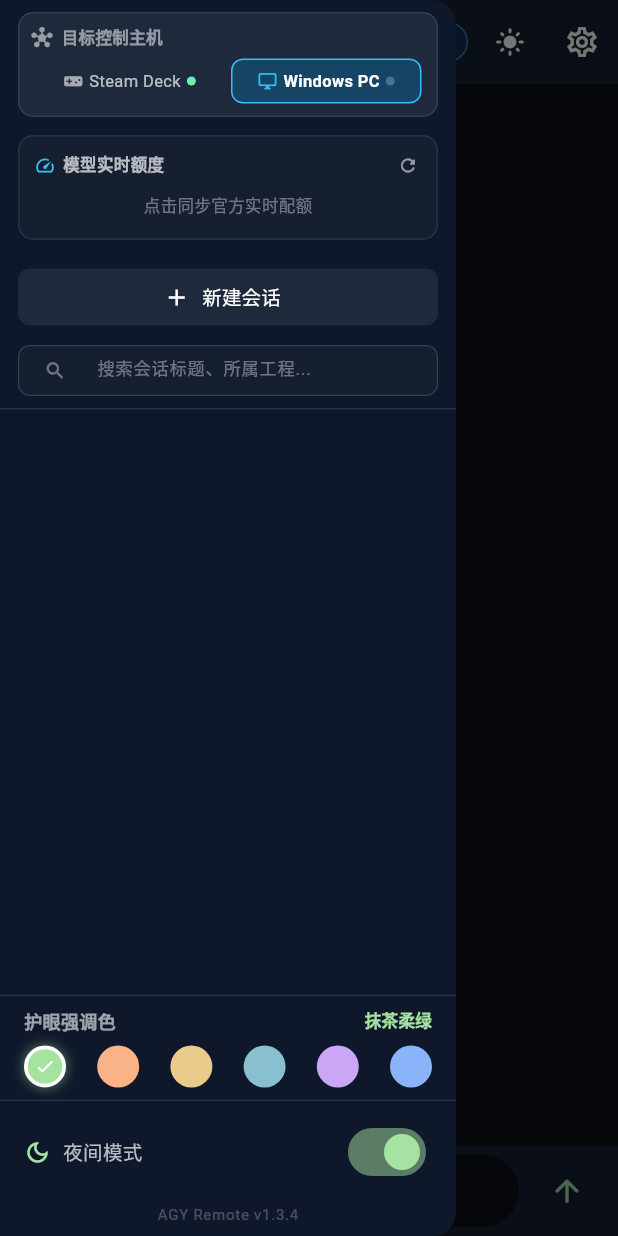
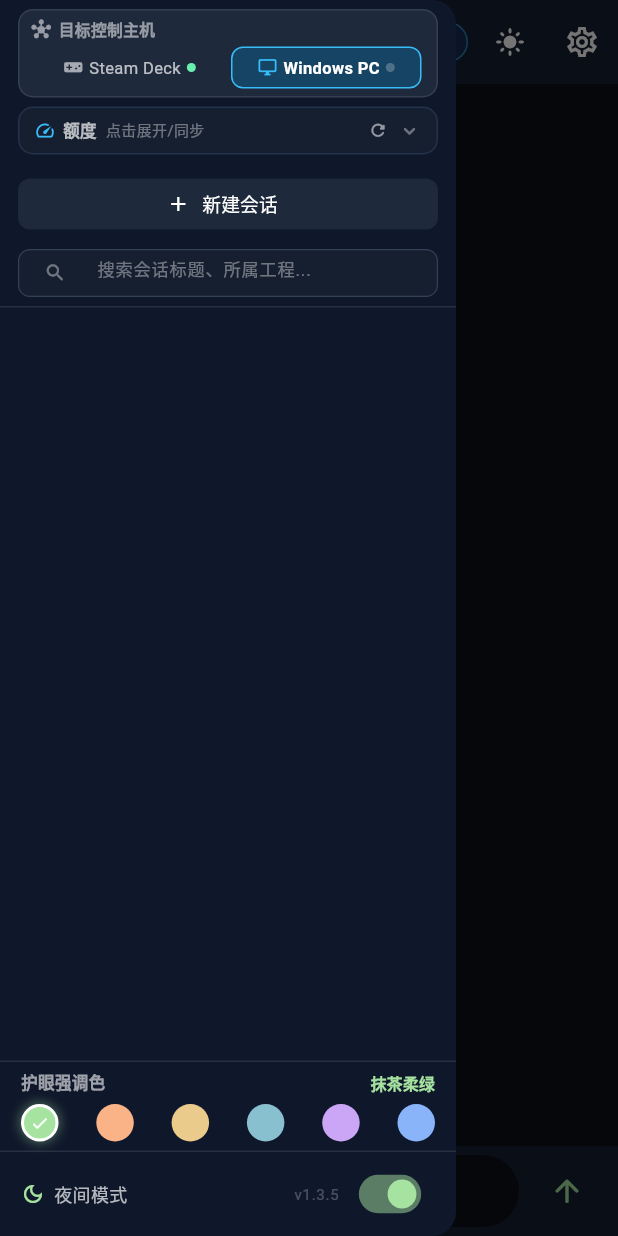
Before and after one commit to TetraAcc/agy-mobile, a Flutter app: the screen it shows after launch, with the side drawer open, on a phone screen of 412 x 824 dp. Run offline on Flutter 3.47's test engine with Material 3 defaults, Android fonts, the phone set to English and light mode, and no system bars; our stand-ins replace flutter_highlight, flutter_markdown, shared_preferences; missing offline and left inert: dart:js, markdown; network calls fail.

Commit message:
fix(ui): collapse quota card in drawer to free up session list on mobile (v1.3.5)

```diff
--- a/lib/widgets/quota_drawer.dart
+++ b/lib/widgets/quota_drawer.dart
@@ -52,6 +52,7 @@ class QuotaDrawer extends StatefulWidget {
 class _QuotaDrawerState extends State<QuotaDrawer> {
   final TextEditingController _searchController = TextEditingController();
   String _searchQuery = '';
+  bool _isQuotaExpanded = false; // 默认收拢折叠，为手机竖屏腾出大面积会话浏览空间
 
   @override
   void dispose() {
@@ -175,7 +176,7 @@ class _QuotaDrawerState extends State<QuotaDrawer> {
 
             // 顶部操作栏: + 新建会话 & 实时搜索输入框
             Container(
-              padding: const EdgeInsets.fromLTRB(12, 10, 12, 8),
+              padding: const EdgeInsets.fromLTRB(12, 6, 12, 6),
               decoration: BoxDecoration(
                 border: Border(
                   bottom: BorderSide(color: isDark ? Colors.white10 : Colors.black12),
@@ -192,16 +193,16 @@ class _QuotaDrawerState extends State<QuotaDrawer> {
                       backgroundColor: isDark ? const Color(0xFF1E293B) : const Color(0xFFF1F5F9),
                       foregroundColor: isDark ? Colors.white : Colors.black87,
                       elevation: 0,
-                      minimumSize: const Size(double.infinity, 38),
+                      minimumSize: const Size(double.infinity, 34),
                       shape: RoundedRectangleBorder(borderRadius: BorderRadius.circular(8)),
                     ),
-                    icon: const Icon(Icons.add, size: 18),
-                    label: const Text("新建会话", style: TextStyle(fontSize: 13)),
+                    icon: const Icon(Icons.add, size: 16),
+                    label: const Text("新建会话", style: TextStyle(fontSize: 12.5)),
                   ),
-                  const SizedBox(height: 8),
+                  const SizedBox(height: 6),
                   // 会话搜索输入框
                   Container(
-                    height: 34,
+                    height: 32,
                     decoration: BoxDecoration(
                       color: isDark ? const Color(0xFF161F30) : const Color(0xFFF8FAFC),
                       borderRadius: BorderRadius.circular(8),
@@ -346,7 +347,7 @@ class _QuotaDrawerState extends State<QuotaDrawer> {
 
             // 强调色主题选择面板
             Container(
-              padding: const EdgeInsets.symmetric(horizontal: 16, vertical: 8),
+              padding: const EdgeInsets.symmetric(horizontal: 14, vertical: 6),
               decoration: BoxDecoration(
                 border: Border(
                   top: BorderSide(color: isDark ? Colors.white10 : Colors.black12),
@@ -361,7 +362,7 @@ class _QuotaDrawerState extends State<QuotaDrawer> {
                       Text(
                         "护眼强调色",
                         style: TextStyle(
-                          fontSize: 12,
+                          fontSize: 11,
                           fontWeight: FontWeight.bold,
                           color: isDark ? Colors.white60 : Colors.black54,
                         ),
@@ -369,14 +370,14 @@ class _QuotaDrawerState extends State<QuotaDrawer> {
                       Text(
                         AppColors.getThemeById(currentAccentThemeId).name.split(' ').first,
                         style: TextStyle(
-                          fontSize: 11,
+                          fontSize: 10.5,
                           color: Theme.of(context).colorScheme.primary,
                           fontWeight: FontWeight.bold,
                         ),
                       ),
                     ],
                   ),
-                  const SizedBox(height: 8),
+                  const SizedBox(height: 6),
                   Row(
                     mainAxisAlignment: MainAxisAlignment.spaceBetween,
                     children: AppColors.accentThemes.map((theme) {
@@ -386,19 +387,19 @@ class _QuotaDrawerState extends State<QuotaDrawer> {
                         borderRadius: BorderRadius.circular(16),
                         child: AnimatedContainer(
                           duration: const Duration(milliseconds: 200),
-                          width: 28,
-                          height: 28,
+                          width: 25,
+                          height: 25,
                           decoration: BoxDecoration(
                             shape: BoxShape.circle,
                             color: theme.previewColor,
                             border: Border.all(
                               color: isSelected ? (isDark ? Colors.white : Colors.black87) : Colors.transparent,
-                              width: 2.5,
+                              width: 2,
                             ),
                             boxShadow: [
                               if (isSelected)
                                 BoxShadow(
-                                  color: theme.previewColor.withOpacity(0.4),
+                                  color: theme.previewColor.withValues(alpha: 0.4),
                                   blurRadius: 6,
                                   spreadRadius: 1,
                                 ),
@@ -406,7 +407,7 @@ class _QuotaDrawerState extends State<QuotaDrawer> {
                           ),
                           child: isSelected
                               ? const Center(
-                                  child: Icon(Icons.check_rounded, size: 14, color: Colors.white),
+                                  child: Icon(Icons.check_rounded, size: 13, color: Colors.white),
                                 )
                               : null,
                         ),
@@ -417,9 +418,9 @@ class _QuotaDrawerState extends State<QuotaDrawer> {
               ),
             ),
 
-            // 抽屉底部：日间 / 夜间模式一键切换
+            // 抽屉底部：日间 / 夜间模式一键切换 + 版本号紧凑合一
             Container(
-              padding: const EdgeInsets.symmetric(horizontal: 16, vertical: 10),
+              padding: const EdgeInsets.symmetric(horizontal: 14, vertical: 4),
               decoration: BoxDecoration(
                 border: Border(
                   top: BorderSide(color: isDark ? Colors.white10 : Colors.black12),
@@ -432,38 +433,41 @@ class _QuotaDrawerState extends State<QuotaDrawer> {
                     children: [
                       Icon(
                         isDark ? Icons.dark_mode_outlined : Icons.light_mode_outlined,
-                        size: 18,
+                        size: 16,
                         color: Theme.of(context).colorScheme.primary,
                       ),
-                      const SizedBox(width: 8),
+                      const SizedBox(width: 6),
                       Text(
                         isDark ? "夜间模式" : "日间模式",
                         style: TextStyle(
-                          fontSize: 13,
+                          fontSize: 12,
                           color: isDark ? Colors.white70 : Colors.black87,
                         ),
                       ),
                     ],
                   ),
-                  Switch(
-                    value: isDark,
-                    activeThumbColor: Theme.of(context).colorScheme.primary,
-                    onChanged: (val) => onToggleTheme(val),
-                  ),
-                ],
-              ),
-            ),
-
-            // 抽屉最底部：版本标识
-            Padding(
-              padding: const EdgeInsets.only(bottom: 8),
-              child: Text(
-                "AGY Remote v1.3.4",
+                  Row(
+                    children: [
+                      Text(
+                        "v1.3.5",
                         style: TextStyle(
                           fontSize: 10,
                           color: isDark ? Colors.white24 : Colors.black26,
                           letterSpacing: 0.5,
                         ),
+                      ),
+                      const SizedBox(width: 4),
+                      Transform.scale(
+                        scale: 0.8,
+                        child: Switch(
+                          value: isDark,
+                          activeThumbColor: Theme.of(context).colorScheme.primary,
+                          onChanged: (val) => onToggleTheme(val),
+                        ),
+                      ),
+                    ],
+                  ),
+                ],
               ),
             ),
           ],
@@ -474,8 +478,8 @@ class _QuotaDrawerState extends State<QuotaDrawer> {
 
   Widget _buildNodeSelector(BuildContext context) {
     return Container(
-      margin: const EdgeInsets.symmetric(horizontal: 12, vertical: 8),
-      padding: const EdgeInsets.all(8),
+      margin: const EdgeInsets.fromLTRB(12, 6, 12, 3),
+      padding: const EdgeInsets.symmetric(horizontal: 8, vertical: 5),
       decoration: BoxDecoration(
         color: isDark ? const Color(0xFF1E293B) : const Color(0xFFF8FAFC),
         borderRadius: BorderRadius.circular(10),
@@ -486,19 +490,19 @@ class _QuotaDrawerState extends State<QuotaDrawer> {
         children: [
           Row(
             children: [
-              Icon(Icons.hub_rounded, size: 14, color: isDark ? Colors.white54 : Colors.black45),
-              const SizedBox(width: 6),
+              Icon(Icons.hub_rounded, size: 13, color: isDark ? Colors.white54 : Colors.black45),
+              const SizedBox(width: 5),
               Text(
                 "目标控制主机",
                 style: TextStyle(
-                  fontSize: 11,
+                  fontSize: 10.5,
                   fontWeight: FontWeight.bold,
                   color: isDark ? Colors.white54 : Colors.black45,
                 ),
               ),
             ],
           ),
-          const SizedBox(height: 6),
+          const SizedBox(height: 4),
           Row(
             children: nodes.map((node) {
               final isSelected = node.id == selectedNode;
@@ -508,11 +512,11 @@ class _QuotaDrawerState extends State<QuotaDrawer> {
                   onTap: () => onSwitchNode(node.id),
                   borderRadius: BorderRadius.circular(8),
                   child: Container(
-                    padding: const EdgeInsets.symmetric(vertical: 6, horizontal: 4),
+                    padding: const EdgeInsets.symmetric(vertical: 5, horizontal: 4),
                     margin: const EdgeInsets.symmetric(horizontal: 2),
                     decoration: BoxDecoration(
                       color: isSelected
-                          ? (isDark ? const Color(0xFF0284C7).withOpacity(0.3) : const Color(0xFFE0F2FE))
+                          ? (isDark ? const Color(0xFF0284C7).withValues(alpha: 0.3) : const Color(0xFFE0F2FE))
                           : Colors.transparent,
                       borderRadius: BorderRadius.circular(8),
                       border: Border.all(
@@ -569,8 +573,7 @@ class _QuotaDrawerState extends State<QuotaDrawer> {
         : [];
 
     return Container(
-      margin: const EdgeInsets.symmetric(horizontal: 12, vertical: 4),
-      padding: const EdgeInsets.all(10),
+      margin: const EdgeInsets.symmetric(horizontal: 12, vertical: 3),
       decoration: BoxDecoration(
         color: isDark ? const Color(0xFF161F30) : const Color(0xFFF8FAFC),
         borderRadius: BorderRadius.circular(10),
@@ -579,10 +582,20 @@ class _QuotaDrawerState extends State<QuotaDrawer> {
       child: Column(
         crossAxisAlignment: CrossAxisAlignment.start,
         children: [
-          Row(
-            mainAxisAlignment: MainAxisAlignment.spaceBetween,
-            children: [
-              Row(
+          // 头部可点击折叠/展开栏
+          InkWell(
+            onTap: () {
+              setState(() {
+                _isQuotaExpanded = !_isQuotaExpanded;
+              });
+            },
+            borderRadius: BorderRadius.circular(10),
+            child: Padding(
+              padding: EdgeInsets.symmetric(
+                horizontal: 10,
+                vertical: _isQuotaExpanded ? 8 : 6,
+              ),
+              child: Row(
                 children: [
                   Icon(
                     Icons.speed_rounded,
@@ -591,20 +604,36 @@ class _QuotaDrawerState extends State<QuotaDrawer> {
                   ),
                   const SizedBox(width: 5),
                   Text(
-                    "模型实时额度",
+                    _isQuotaExpanded ? "模型实时额度" : "额度",
                     style: TextStyle(
                       fontSize: 11,
                       fontWeight: FontWeight.bold,
                       color: isDark ? Colors.white70 : Colors.black87,
                     ),
                   ),
-                ],
+                  const SizedBox(width: 6),
+
+                  // 折叠模式下的紧凑摘要胶囊（Gemini 76.9% · Claude 100%）
+                  if (!_isQuotaExpanded)
+                    Expanded(
+                      child: SingleChildScrollView(
+                        scrollDirection: Axis.horizontal,
+                        physics: const BouncingScrollPhysics(),
+                        child: Row(
+                          mainAxisSize: MainAxisSize.min,
+                          children: _buildCompactQuotaBadges(groups),
                         ),
+                      ),
+                    )
+                  else
+                    const Spacer(),
+
+                  // 独立刷新按钮（点击只触发拉取，不触发折叠）
                   InkWell(
                     onTap: isLoadingQuota ? null : onRequestQuota,
                     borderRadius: BorderRadius.circular(12),
                     child: Padding(
-                  padding: const EdgeInsets.all(2),
+                      padding: const EdgeInsets.all(2.5),
                       child: isLoadingQuota
                           ? SizedBox(
                               width: 11,
@@ -616,16 +645,33 @@ class _QuotaDrawerState extends State<QuotaDrawer> {
                             )
                           : Icon(
                               Icons.refresh_rounded,
-                          size: 14,
+                              size: 13,
                               color: isDark ? Colors.white54 : Colors.black45,
                             ),
                     ),
                   ),
+                  const SizedBox(width: 4),
+
+                  // 展开/收拢指示箭头
+                  Icon(
+                    _isQuotaExpanded
+                        ? Icons.keyboard_arrow_up_rounded
+                        : Icons.keyboard_arrow_down_rounded,
+                    size: 16,
+                    color: isDark ? Colors.white38 : Colors.black38,
+                  ),
                 ],
               ),
-          const SizedBox(height: 6),
-          if (groups.isEmpty)
-            Center(
+            ),
+          ),
+
+          // 展开状态下的详细配额条
+          AnimatedCrossFade(
+            firstChild: const SizedBox.shrink(),
+            secondChild: Padding(
+              padding: const EdgeInsets.fromLTRB(10, 0, 10, 8),
+              child: groups.isEmpty
+                  ? Center(
                       child: Padding(
                         padding: const EdgeInsets.symmetric(vertical: 4),
                         child: InkWell(
@@ -640,13 +686,12 @@ class _QuotaDrawerState extends State<QuotaDrawer> {
                         ),
                       ),
                     )
-          else
-            Column(
+                  : Column(
                       children: [
                         for (int i = 0; i < groups.length; i++) ...[
                           if (i > 0)
                             Padding(
-                      padding: const EdgeInsets.symmetric(vertical: 5),
+                              padding: const EdgeInsets.symmetric(vertical: 4),
                               child: Divider(
                                 color: isDark ? Colors.white10 : Colors.black12,
                                 height: 1,
@@ -656,9 +701,103 @@ class _QuotaDrawerState extends State<QuotaDrawer> {
                         ],
                       ],
                     ),
+            ),
+            crossFadeState: _isQuotaExpanded
+                ? CrossFadeState.showSecond
+                : CrossFadeState.showFirst,
+            duration: const Duration(milliseconds: 200),
+          ),
         ],
       ),
     );
+  }
+
+  List<Widget> _buildCompactQuotaBadges(List groups) {
+    if (groups.isEmpty) {
+      return [
+        Text(
+          isLoadingQuota ? "拉取中..." : "点击展开/同步",
+          style: TextStyle(
+            fontSize: 10,
+            color: isDark ? Colors.white38 : Colors.black38,
+          ),
+        ),
+      ];
+    }
+
+    final List<Widget> badges = [];
+    for (var groupData in groups) {
+      if (groupData is! Map) continue;
+      final group = Map<String, dynamic>.from(groupData);
+      final rawName = group['displayName']?.toString() ?? "";
+      String name = rawName;
+      if (rawName.toLowerCase().contains("gemini")) {
+        name = "Gemini";
+      } else if (rawName.toLowerCase().contains("claude")) {
+        name = "Claude";
+      }
+
+      final buckets = (group['buckets'] is List) ? (group['buckets'] as List) : [];
+      double minFraction = 1.0;
+      bool foundBucket = false;
+      for (var b in buckets) {
+        if (b is Map) {
+          foundBucket = true;
+          final f = ((b['remainingFraction'] as num?)?.toDouble() ?? 1.0).clamp(0.0, 1.0);
+          if (f < minFraction) {
+            minFraction = f;
+          }
+        }
+      }
+
+      final pctText = foundBucket ? "${(minFraction * 100).toStringAsFixed(1)}%" : "--";
+      Color badgeColor;
+      if (minFraction >= 0.5) {
+        badgeColor = isDark ? const Color(0xFF38BDF8) : const Color(0xFF0284C7);
+      } else if (minFraction >= 0.2) {
+        badgeColor = const Color(0xFFFBBF24);
+      } else {
+        badgeColor = const Color(0xFFF87171);
+      }
+
+      badges.add(
+        Container(
+          padding: const EdgeInsets.symmetric(horizontal: 5, vertical: 1.5),
+          margin: const EdgeInsets.only(right: 5),
+          decoration: BoxDecoration(
+            color: badgeColor.withValues(alpha: 0.12),
+            borderRadius: BorderRadius.circular(4),
+            border: Border.all(
+              color: badgeColor.withValues(alpha: 0.3),
+              width: 0.8,
+            ),
+          ),
+          child: Row(
+            mainAxisSize: MainAxisSize.min,
+            children: [
+              Text(
+                name,
+                style: TextStyle(
+                  fontSize: 9.5,
+                  fontWeight: FontWeight.bold,
+                  color: isDark ? Colors.white70 : Colors.black87,
+                ),
+              ),
+              const SizedBox(width: 3),
+              Text(
+                pctText,
+                style: TextStyle(
+                  fontSize: 9.5,
+                  fontWeight: FontWeight.bold,
+                  color: badgeColor,
+                ),
+              ),
+            ],
+          ),
+        ),
+      );
+    }
+    return badges;
   }
 
   Widget _buildQuotaGroup(dynamic groupData) {
--- a/pubspec.yaml
+++ b/pubspec.yaml
@@ -1,7 +1,7 @@
 name: agy_remote
 description: "A lightweight, native remote companion for Google Antigravity"
 publish_to: 'none'
-version: 1.3.4+9
+version: 1.3.5+10
 
 environment:
   sdk: '>=3.0.0 <4.0.0'
```
Also changed, not shown: 1 other file. Lines whose indentation alone changed are shown as unchanged.
